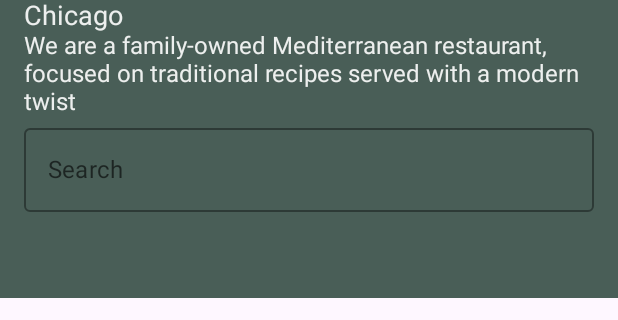
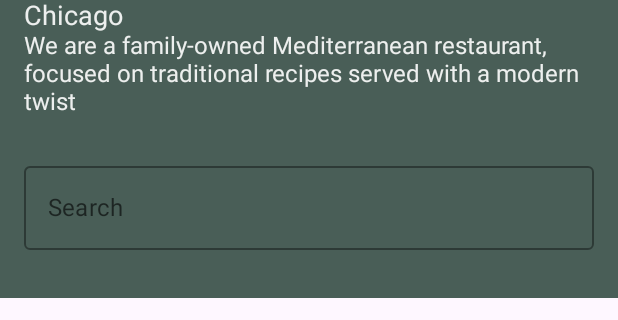
Before and after one commit to msaveleva/fantastic-octo-guide, an Android app built with Jetpack Compose: the Home screen opened through its navigation route, on a phone screen of 412 x 824 dp, the part 257-577 px from its top. Run offline under Robolectric (Android 15) with nearby library versions, the phone set to English and light mode, and no system bars; libraries missing offline, so code that uses them is left out: com.bumptech.glide; pictures from the network do not load.

Commit message:
Code reformat.

```diff
--- a/app/src/main/java/com/example/littlelemonmkiii/screens/HomeScreen.kt
+++ b/app/src/main/java/com/example/littlelemonmkiii/screens/HomeScreen.kt
@@ -95,19 +95,19 @@ fun Home(menuItems: List<MenuItem>) {
                     )
                 )
 
-//                Spacer(modifier = Modifier.fillMaxHeight())
+                Spacer(modifier = Modifier.weight(1f))
 
                 OutlinedTextField(
                     value = searchText,
                     onValueChange = { newText ->
                         searchText = newText
                     },
-                    modifier = Modifier.fillMaxWidth(),
+                    modifier = Modifier
+                        .fillMaxWidth()
+                        .padding(bottom = 16.dp),
                     label = { Text("Search") },
                     singleLine = true
                 )
-
-                Spacer(modifier = Modifier.width(16.dp))
             }
         }
         // Order for delivery section
```
